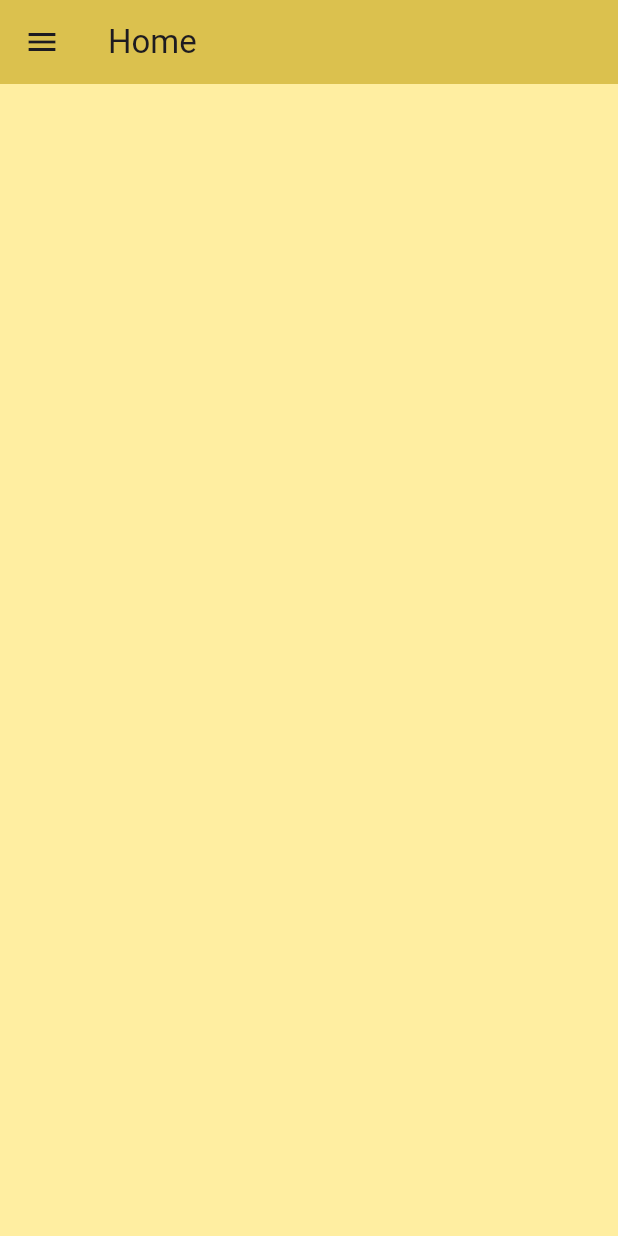
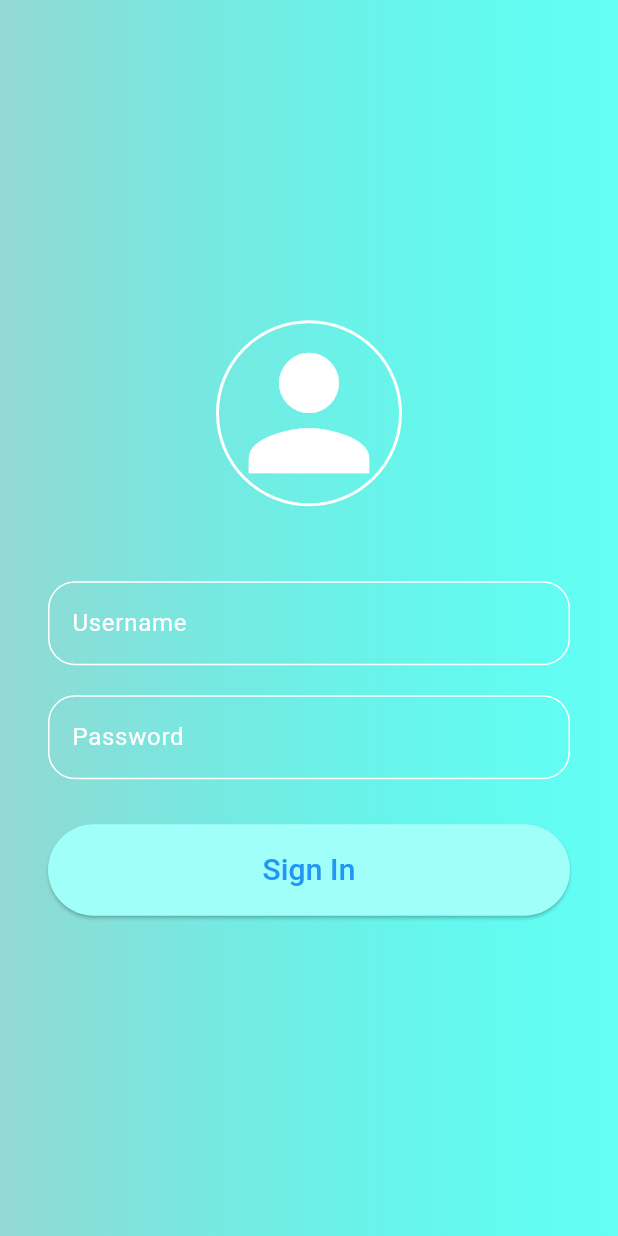
Before and after one commit to cyph3r-exe/Fitness-Foods, a Flutter app: the screen it shows after launch, on a phone screen of 412 x 824 dp. Run offline on Flutter 3.47's test engine with Material 3 defaults, Android fonts, the phone set to English and light mode, and no system bars; our stand-ins replace flutter_svg.

Commit message:
many many additions

```diff
--- a/projectkaushalya/lib/main.dart
+++ b/projectkaushalya/lib/main.dart
@@ -1,5 +1,5 @@
 import 'package:flutter/material.dart';
-import 'package:projectkaushalya/pages/home_page.dart';
+import 'package:projectkaushalya/pages/sign_in.dart';
 
 void main() {
   runApp(const MyApp());
@@ -12,7 +12,7 @@ class MyApp extends StatelessWidget {
   Widget build(BuildContext context) {
     return const MaterialApp(
       debugShowCheckedModeBanner: false,
-      home: HomePage(),
+      home: SignInPage(),
     );
   }
 }
--- a/projectkaushalya/lib/pages/home_page.dart
+++ b/projectkaushalya/lib/pages/home_page.dart
@@ -15,10 +15,10 @@ class _HomePageState extends State<HomePage> {
   @override
   Widget build(BuildContext context) {
     return Scaffold(
-      backgroundColor: const Color.fromARGB(255, 255, 238, 161),
+      backgroundColor: Color.fromARGB(221, 148, 216, 211),
       appBar: AppBar(
         title: const Text('Home'),
-        backgroundColor: const Color.fromARGB(255, 219, 193, 78),
+        backgroundColor: Color.fromARGB(199, 148, 216, 211),
       ),
       drawer: const NavigationDrawer(),
     );
--- /dev/null
+++ b/projectkaushalya/lib/pages/sign_in.dart
@@ -0,0 +1,108 @@
+import 'package:flutter/material.dart';
+import 'package:projectkaushalya/pages/home_page.dart';
+
+class SignInPage extends StatefulWidget {
+  const SignInPage({super.key});
+
+  @override
+  State<SignInPage> createState() => _SignInPageState();
+}
+
+class _SignInPageState extends State<SignInPage> {
+
+  TextEditingController usernameController = TextEditingController();
+  TextEditingController passwordController = TextEditingController();
+
+  @override
+  Widget build(BuildContext context) {
+    return Container(
+      decoration: const BoxDecoration(
+        gradient: LinearGradient(colors: [
+          Color.fromRGBO(148, 216, 211,100),
+          Color.fromARGB(156, 0, 255, 238),
+        ])
+      ),
+      child: Scaffold(
+        backgroundColor: Colors.transparent,
+        body: _page(),
+      ),
+    );
+  }
+  Widget _page() {
+  return Center(
+    child: Padding(
+      padding: const EdgeInsets.all(32.0),
+      child: Column(
+        mainAxisAlignment: MainAxisAlignment.center,
+        children: [
+          _icon(),
+          const SizedBox(height: 50),
+          _inputField("Username", usernameController),
+          const SizedBox(height: 20),
+          _inputField("Password", passwordController, isPassword: true),
+          const SizedBox(height: 30),
+          _loginBtn(),
+        ],
+      ),
+    ),
+  );
+}
+
+  Widget _icon() {
+  return Container(
+    decoration: BoxDecoration(
+      border: Border.all(color: Colors.white, width: 2),
+      shape: BoxShape.circle,
+    ),
+    child: const Icon(Icons.person, color: Colors.white, size: 120,),
+  );
+
+  }
+
+  Widget _inputField(String hintText, TextEditingController controller, {isPassword = false}) {
+
+    var border = OutlineInputBorder(
+      borderRadius: BorderRadius.circular(18),
+      borderSide: const BorderSide(color: Colors.white)
+    );
+
+    return TextField(
+      style:  const TextStyle(
+        color: Colors.white,
+      ),
+      controller: controller,
+      decoration: InputDecoration(
+        hintText: hintText,
+        hintStyle: const TextStyle(color: Colors.white),
+        enabledBorder: border,
+        focusedBorder: border,
+      ),
+      obscureText: isPassword,
+    );
+  }
+
+  Widget _loginBtn() {
+    return ElevatedButton(onPressed: () {
+      Navigator.push(
+        context,
+        MaterialPageRoute(builder: (context) => const HomePage())
+      );
+    },
+    child: SizedBox(
+      width: double.infinity,
+      child: const Text("Sign In",
+      textAlign: TextAlign.center,
+      style: const TextStyle(
+        fontSize: 20,
+      ),
+      )
+      ),
+      style: ElevatedButton.styleFrom(
+        shape: StadiumBorder(),
+        primary: Color.fromARGB(255, 161, 255, 249),
+        onPrimary: Colors.blue,
+        padding: EdgeInsets.symmetric(vertical: 16),
+      ),
+      );
+  }
+}
```
